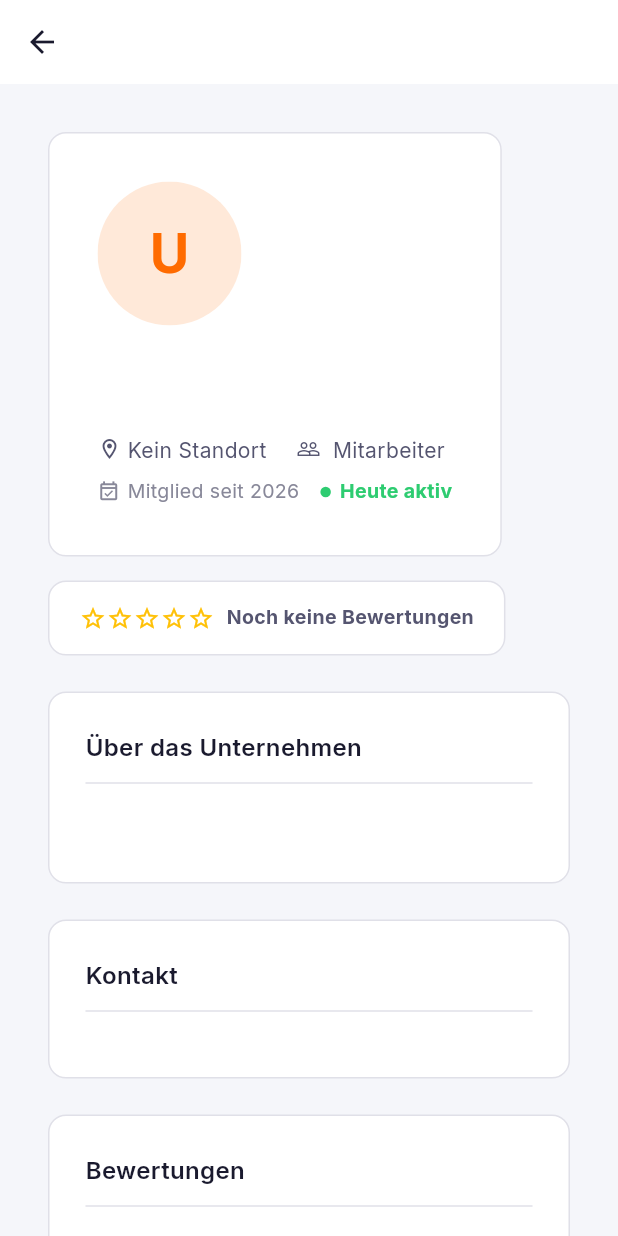
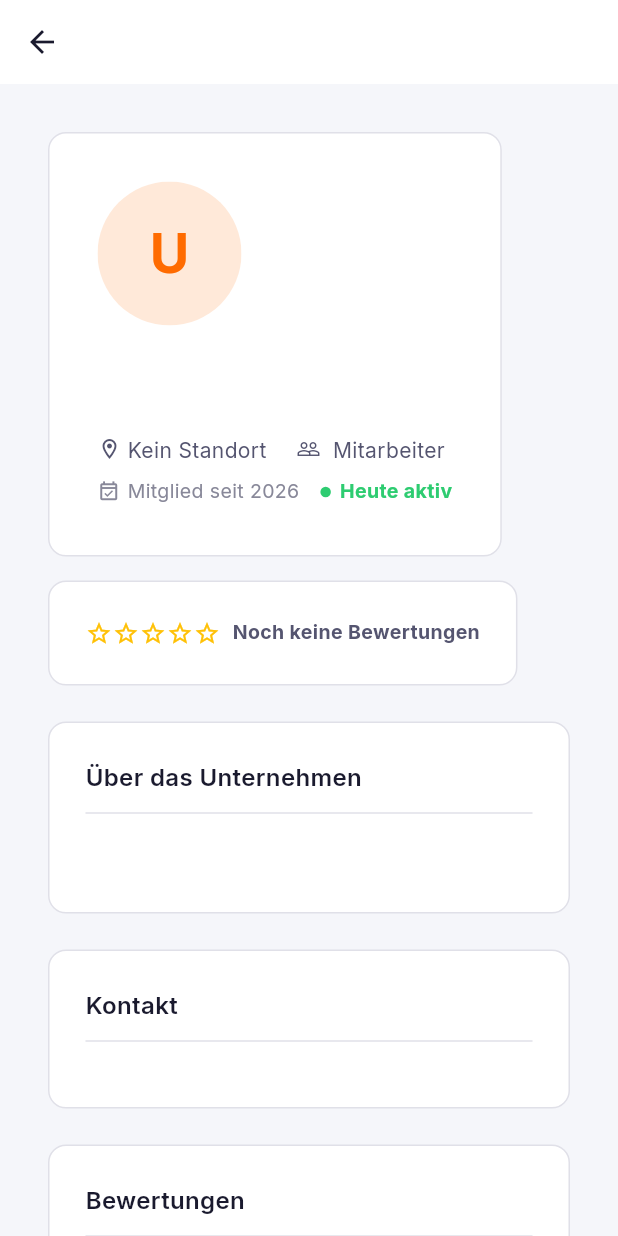
Before and after one commit to btafa001/Capacify, a Flutter app: the CompanyDetailScreen screen opened directly with empty values, on a phone screen of 412 x 824 dp. Run offline on Flutter 3.47's test engine with Material 3 defaults, Android fonts, the phone set to English and light mode, and no system bars; our stand-ins replace cloud_firestore, cloud_functions, firebase_analytics, firebase_auth, firebase_core, firebase_messaging and 5 more; missing offline and left inert: dart:js_interop, firebase_app_check; accounts and stored records are empty; statements that could not run were skipped.

Commit message:
Fix rating bar padding on company detail card to match other sections
The rating summary card used a tighter EdgeInsets.symmetric(20/14) while
the hero card and the shared _DetailSection (About, Kontakt, etc.) both
use 24-32px all around — same border/radius/color, but visibly more
cramped padding made this one card read as inconsistent with its
siblings. Aligned it to 24px, matching _DetailSection.

Co-Authored-By: Claude Opus 4.8 <noreply@anthropic.com>

```diff
--- a/lib/features/company/screens/company_detail_screen.dart
+++ b/lib/features/company/screens/company_detail_screen.dart
@@ -304,9 +304,13 @@ class CompanyDetailScreen extends ConsumerWidget {
 
               const SizedBox(height: 16),
 
-              // Rating bar
+              // Rating bar — padding matches the hero card and _DetailSection
+              // (About/Kontakt/etc.) below: those use 32/24px all around, this
+              // used to use a tighter 20/14px symmetric pad, so it read as a
+              // visibly smaller/cramped frame next to its siblings despite
+              // sharing the same border+radius+color decoration.
               Container(
-                padding: const EdgeInsets.symmetric(horizontal: 20, vertical: 14),
+                padding: const EdgeInsets.all(24),
                 decoration: BoxDecoration(
                   color: c.surface,
                   borderRadius: BorderRadius.circular(12),
```
